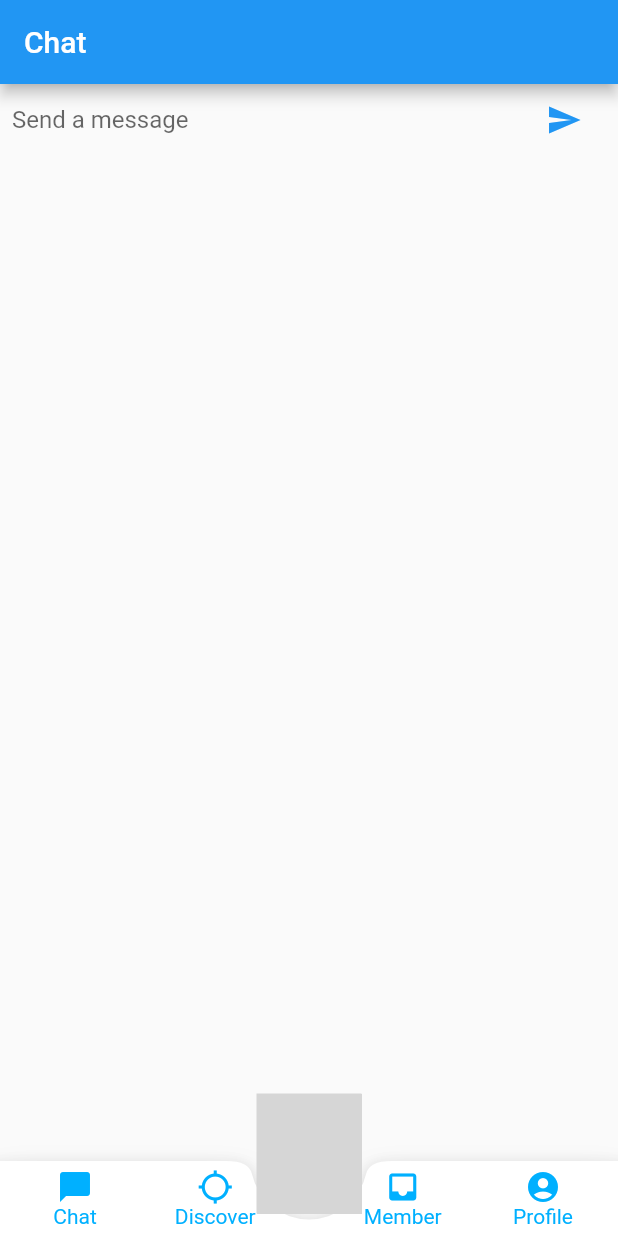
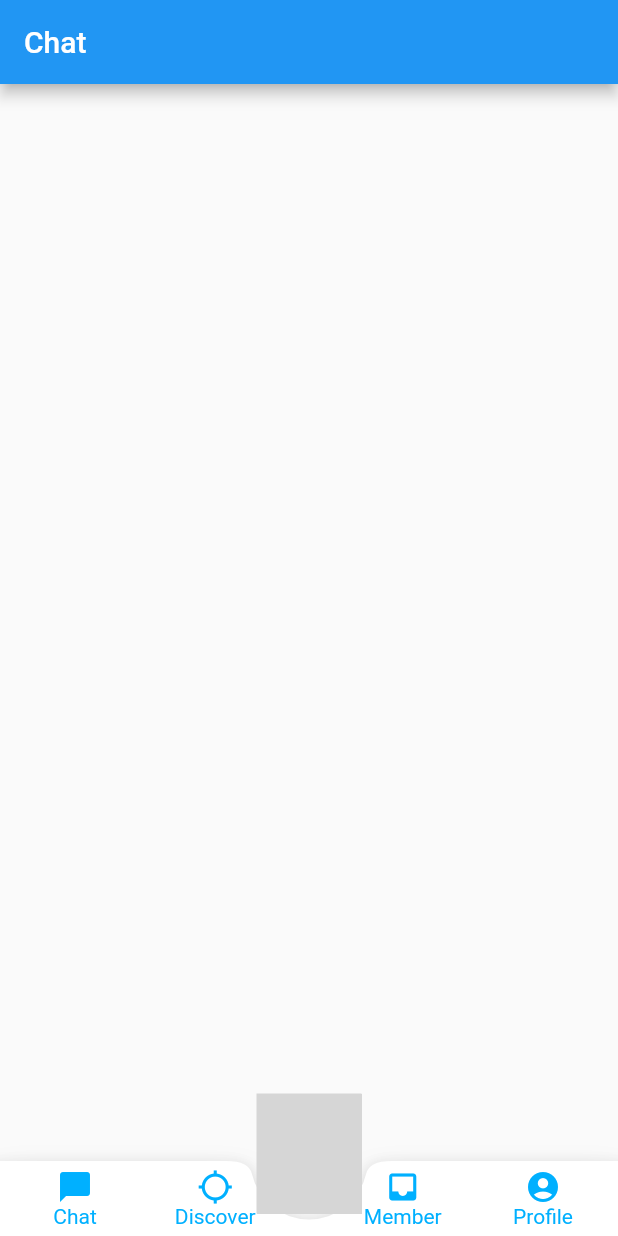
Before and after one commit to rhine-digital/Rhine, a Flutter app: the screen it shows after launch, on a phone screen of 412 x 824 dp. Run offline on Flutter 3.47's test engine with Material 2 defaults, Android fonts, the phone set to English and light mode, and no system bars; our stand-ins replace font_awesome_flutter; missing offline and left inert: floating_search_bar, unicorndial; grey boxes are pictures that could not be loaded.

Commit message:
Resolve & Merge Purpose

```diff
--- a/lib/main.dart
+++ b/lib/main.dart
@@ -9,9 +9,11 @@ import 'package:rhine/src/app.dart';
 
 
 
+
 void main() async{
   SystemChrome.setPreferredOrientations([DeviceOrientation.portraitUp]).then((_)
    {
     runApp(RhineApp());
+
    });
 }
--- a/lib/src/app.dart
+++ b/lib/src/app.dart
@@ -9,6 +9,7 @@ import '../src/views/chatscreen.dart';
 import '../src/resources/routes.dart';
 /*import '../src/resources/app-palette.dart'; */
 import '../src/resources/historylimit.dart';
+
 
 class RhineApp extends StatelessWidget {
   // This widget is the root of your application.
--- a/lib/src/views/chatscreen.dart
+++ b/lib/src/views/chatscreen.dart
@@ -7,12 +7,9 @@ Description: Homepage for Rhine. The page the app routes to upon accessing the a
 import 'package:flutter/material.dart';
 import '../widgets/unicorn.dart';
 import '../widgets/bottomapp.dart';
+import 'package:floating_search_bar/floating_search_bar.dart';
 
-class FABBottomAppBarItem {
-  FABBottomAppBarItem({this.iconData, this.text});
-  IconData iconData;
-  String text;
-}
+
 
 class ChatScreen extends StatefulWidget {                     //modified
   ChatScreen({Key key, this.title}) : super(key: key);
@@ -41,7 +38,7 @@ class ChatScreenState extends State<ChatScreen> {
         title: new Text("Chat"),
         automaticallyImplyLeading: false,
       ),
-      body: _buildTextComposer(),
+      //body: _buildTextComposer(),
       bottomNavigationBar: new BottomApp(1),
       //------------------Floating Action Button---------------------
       floatingActionButton: new Unicorn(),
@@ -53,30 +50,5 @@ class ChatScreenState extends State<ChatScreen> {
       floatingActionButtonLocation: FloatingActionButtonLocation.centerDocked,
     );
   }
-  Widget _buildTextComposer() {
-    return new IconTheme(                                            //new
-      data: new IconThemeData(color: Theme.of(context).accentColor), //new
-      child: new Container(                                     //modified
-        margin: const EdgeInsets.symmetric(horizontal: 8.0),
-        child: new Row(
-          children: <Widget>[
-            new Flexible(
-              child: new TextField(
-                controller: _textController,
-                onSubmitted: _handleSubmitted,
-                decoration: new InputDecoration.collapsed(
-                  hintText: "Send a message"),
-              ),
-            ),
-            new Container(                                                 //new
-              margin: new EdgeInsets.symmetric(horizontal: 4.0),           //new
-              child: new IconButton(                                       //new
-                icon: new Icon(Icons.send),                                //new
-                onPressed: () => _handleSubmitted(_textController.text)),  //new
-            ),
-          ],
-        ),
-      )
-    );
-  }
+
 }
--- a/pubspec.yaml
+++ b/pubspec.yaml
@@ -20,6 +20,7 @@ dependencies:
   flutter:
     sdk: flutter
   unicorndial: ^1.1.5
+  floating_search_bar: ^0.2.0
 
   #flutter_facebook_login: ^2.0.1
   #firebase_auth: ^0.11.1+10
@@ -40,6 +41,9 @@ dev_dependencies:
     sdk: flutter
   font_awesome_flutter: ^8.0.1
 
+  #cloud_firestore: ^0.9.7
+  #firebase_auth: ^0.8.1+4
+  #google_sign_in: ^4.0.1+1
 
 
 # For information on the generic Dart part of this file, see the
```
Also changed, not shown: lib/src/views/membershippage.dart (+10 -3 lines), lib/services/Auth.dart (deleted), pubspec.lock.
